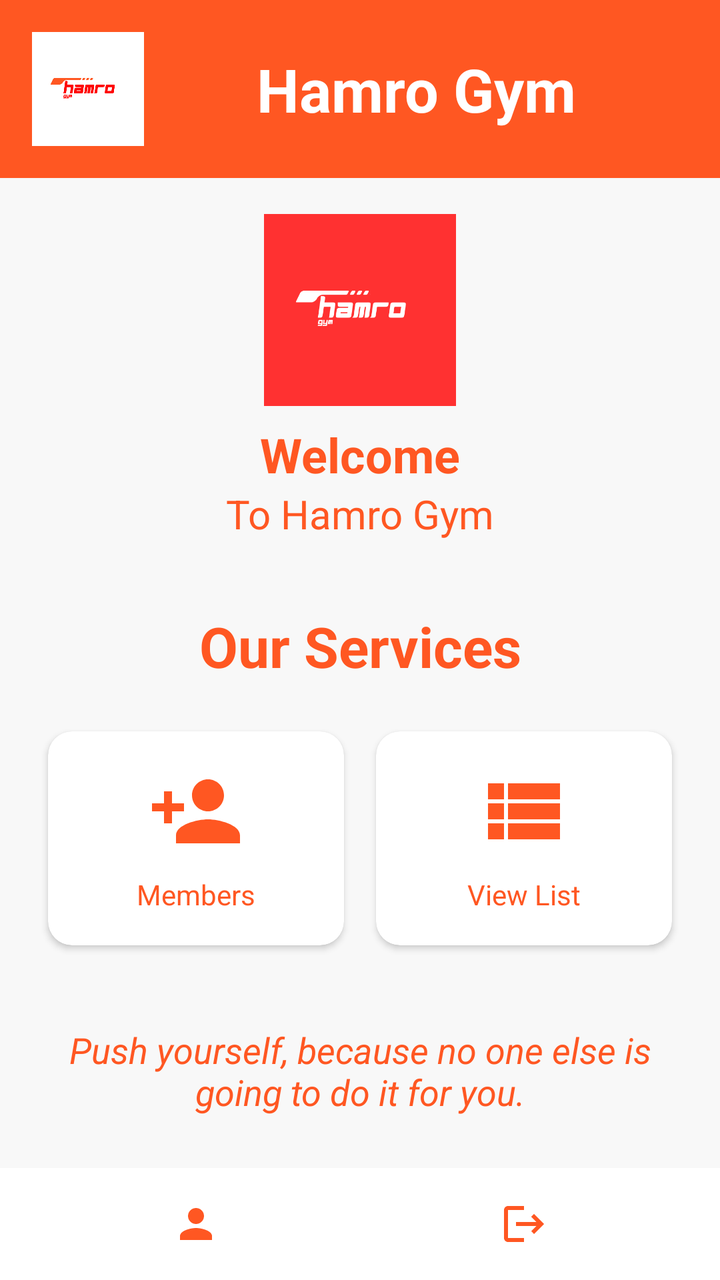
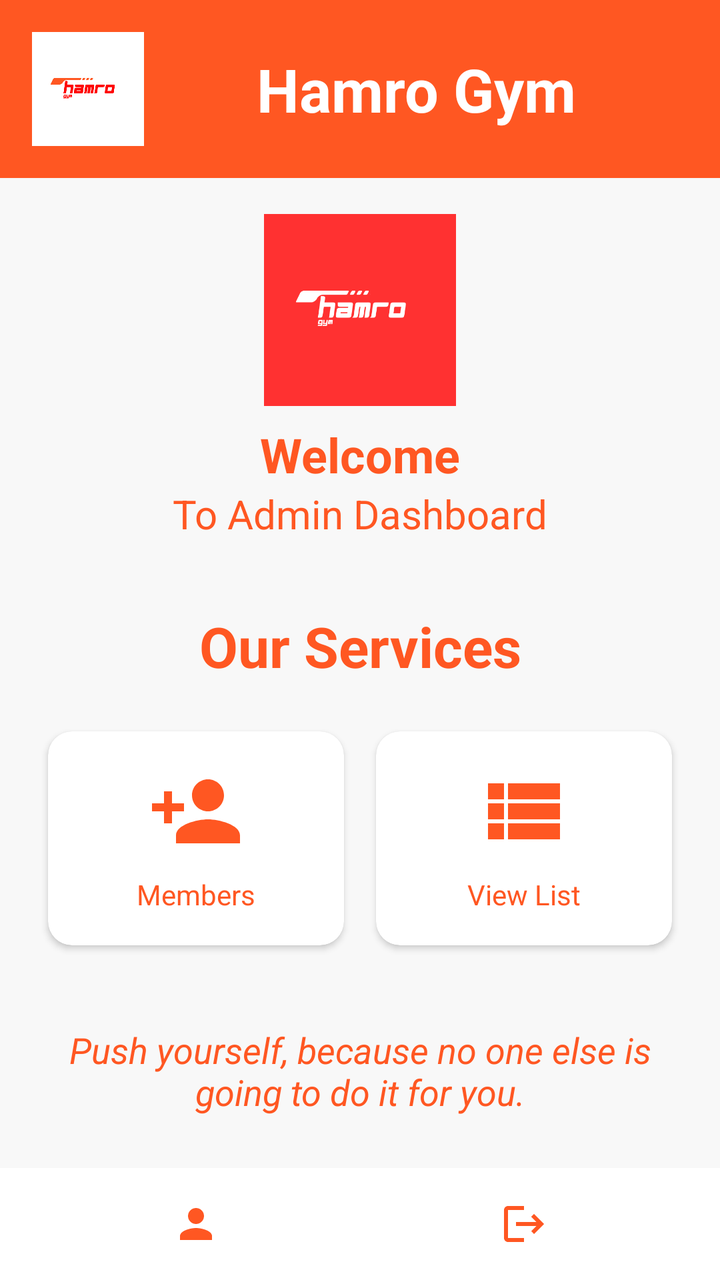

An Android layout rendered at two revisions. The XML below is the earlier revision; the diff shows what the commit changed to produce the second picture.
<!-- AndroidManifest.xml: application theme Theme.MyKotlin -->
<!-- res/layout/activity_dashboard.xml -->
<?xml version="1.0" encoding="utf-8"?>
<androidx.constraintlayout.widget.ConstraintLayout xmlns:android="http://schemas.android.com/apk/res/android"
    xmlns:app="http://schemas.android.com/apk/res-auto"
    xmlns:tools="http://schemas.android.com/tools"
    android:id="@+id/main"
    android:layout_width="match_parent"
    android:layout_height="match_parent"
    android:background="@color/lightWhite">

    
    <LinearLayout
        android:id="@+id/headerLayout"
        android:layout_width="match_parent"
        android:layout_height="wrap_content"
        android:orientation="horizontal"
        android:gravity="center_vertical"
        app:layout_constraintTop_toTopOf="parent"
        android:background="@color/red"
        android:padding="16dp">

        <ImageView
            android:id="@+id/logoImage"
            android:layout_width="56dp"
            android:layout_height="57dp"
            android:background="@color/white"
            app:srcCompat="@drawable/logo" /> 

        <TextView
            android:id="@+id/gymApp"
            android:layout_width="0dp"
            android:layout_height="wrap_content"
            android:layout_weight="1"
            android:gravity="center"
            android:text="Hamro Gym"
            android:textColor="@color/white"
            android:textSize="30sp"
            android:textStyle="bold" />
    </LinearLayout>

    
    <ScrollView
        android:id="@+id/mainContent"
        android:layout_width="match_parent"
        android:layout_height="0dp"
        app:layout_constraintTop_toBottomOf="@id/headerLayout"
        app:layout_constraintBottom_toTopOf="@id/bottomNavigation">

        <LinearLayout
            android:layout_width="match_parent"
            android:layout_height="wrap_content"
            android:orientation="vertical"
            android:gravity="center">

            
            <LinearLayout
                android:id="@+id/profileSection"
                android:layout_width="match_parent"
                android:layout_height="wrap_content"
                android:orientation="vertical"
                android:gravity="center"
                android:padding="18dp">

                <ImageView
                    android:id="@+id/profile"
                    android:layout_width="96dp"
                    android:layout_height="96dp"
                    android:background="@color/white"
                    app:srcCompat="@drawable/logo1" /> 

                <TextView
                    android:layout_width="wrap_content"
                    android:layout_height="wrap_content"
                    android:layout_marginTop="8dp"
                    android:text="Welcome"
                    android:textColor="@color/red"
                    android:textSize="24sp"
                    android:textStyle="bold" />

                <TextView
                    android:layout_width="wrap_content"
                    android:layout_height="wrap_content"
                    android:text="To Hamro Gym"
                    android:textColor="@color/red"
                    android:textSize="20sp" />
            </LinearLayout>

            
            <TextView
                android:id="@+id/gymServicesTitle"
                android:layout_width="match_parent"
                android:layout_height="wrap_content"
                android:layout_marginTop="16dp"
                android:text="Our Services"
                android:gravity="center"
                android:textColor="@color/red"
                android:textSize="28sp"
                android:textStyle="bold" />

            <LinearLayout
                android:id="@+id/gymServicesRow"
                android:layout_width="match_parent"
                android:layout_height="wrap_content"
                android:layout_margin="16dp"
                android:gravity="center"
                android:orientation="horizontal">

                
                <androidx.cardview.widget.CardView
                    android:id="@+id/memberRegister"
                    android:layout_width="0dp"
                    android:layout_height="wrap_content"
                    android:layout_weight="1"
                    android:layout_margin="8dp"
                    app:cardCornerRadius="12dp">

                    <LinearLayout
                        android:layout_width="match_parent"
                        android:layout_height="wrap_content"
                        android:orientation="vertical"
                        android:gravity="center"
                        android:padding="16dp">

                        <ImageView
                            android:layout_width="48dp"
                            android:layout_height="48dp"
                            android:src="@drawable/baseline_person_add_24"
                            app:tint="@color/red" />

                        <TextView
                            android:layout_width="wrap_content"
                            android:layout_height="wrap_content"
                            android:layout_marginTop="8dp"
                            android:text="Members"
                            android:textColor="@color/red"
                            android:textSize="14sp" />
                    </LinearLayout>
                </androidx.cardview.widget.CardView>

                
                <androidx.cardview.widget.CardView
                    android:id="@+id/viewMemberList"
                    android:layout_width="0dp"
                    android:layout_height="wrap_content"
                    android:layout_weight="1"
                    android:layout_margin="8dp"
                    app:cardCornerRadius="12dp">

                    <LinearLayout
                        android:layout_width="match_parent"
                        android:layout_height="wrap_content"
                        android:orientation="vertical"
                        android:gravity="center"
                        android:padding="16dp">

                        <ImageView
                            android:layout_width="48dp"
                            android:layout_height="48dp"
                            android:src="@drawable/baseline_view_list_24"
                            app:tint="@color/red" />

                        <TextView
                            android:layout_width="wrap_content"
                            android:layout_height="wrap_content"
                            android:layout_marginTop="8dp"
                            android:text="View List"
                            android:textColor="@color/red"
                            android:textSize="14sp" />
                    </LinearLayout>
                </androidx.cardview.widget.CardView>


            </LinearLayout>

            
            <LinearLayout
                android:layout_width="match_parent"
                android:layout_height="wrap_content"
                android:orientation="vertical"
                android:gravity="center"
                android:padding="16dp">

                <TextView
                    android:layout_width="wrap_content"
                    android:layout_height="wrap_content"
                    android:text="Push yourself, because no one else is going to do it for you."
                    android:textColor="@color/red"
                    android:textSize="18sp"
                    android:gravity="center"
                    android:textStyle="italic" />
            </LinearLayout>

        </LinearLayout>
    </ScrollView>

    
    <FrameLayout
        android:id="@+id/fragmentContainer"
        android:layout_width="match_parent"
        android:layout_height="match_parent"
        android:visibility="gone" /> 

    
    <LinearLayout
        android:id="@+id/bottomNavigation"
        android:layout_width="match_parent"
        android:layout_height="wrap_content"
        android:background="@color/white"
        android:orientation="horizontal"
        android:padding="16dp"
        app:layout_constraintBottom_toBottomOf="parent">

        <ImageView
            android:id="@+id/btnProfile"
            android:layout_width="0dp"
            android:layout_height="24dp"
            android:layout_weight="1"
            app:tint="@color/red"
            android:src="@drawable/baseline_person_24" />


        <ImageView
            android:id="@+id/btnLogout"
            android:layout_width="0dp"
            android:layout_height="24dp"
            android:layout_weight="1"
            android:src="@drawable/baseline_logout_24"
            app:tint="@color/red" />

    </LinearLayout>

</androidx.constraintlayout.widget.ConstraintLayout>
<!-- resources referenced by this layout -->
<resources>
  <color name="lightWhite">#F8F8F8</color>
  <color name="red">#FF5722</color>
  <color name="white">#FFFFFFFF</color>
  <!-- drawable baseline_logout_24 (drawable) -->
  <vector xmlns:android="http://schemas.android.com/apk/res/android" android:autoMirrored="true" android:height="24dp" android:tint="#000000" android:viewportHeight="24" android:viewportWidth="24" android:width="24dp">
        
      <path android:fillColor="@android:color/white" android:pathData="M17,7l-1.41,1.41L18.17,11H8v2h10.17l-2.58,2.58L17,17l5,-5zM4,5h8V3H4c-1.1,0 -2,0.9 -2,2v14c0,1.1 0.9,2 2,2h8v-2H4V5z"/>
      
  </vector>
  <!-- drawable baseline_person_24 (drawable) -->
  <vector xmlns:android="http://schemas.android.com/apk/res/android" android:height="24dp" android:tint="#000000" android:viewportHeight="24" android:viewportWidth="24" android:width="24dp">
        
      <path android:fillColor="@android:color/white" android:pathData="M12,12c2.21,0 4,-1.79 4,-4s-1.79,-4 -4,-4 -4,1.79 -4,4 1.79,4 4,4zM12,14c-2.67,0 -8,1.34 -8,4v2h16v-2c0,-2.66 -5.33,-4 -8,-4z"/>
      
  </vector>
  <!-- drawable baseline_person_add_24 (drawable) -->
  <vector xmlns:android="http://schemas.android.com/apk/res/android" android:height="24dp" android:tint="#000000" android:viewportHeight="24" android:viewportWidth="24" android:width="24dp">
        
      <path android:fillColor="@android:color/white" android:pathData="M15,12c2.21,0 4,-1.79 4,-4s-1.79,-4 -4,-4 -4,1.79 -4,4 1.79,4 4,4zM6,10L6,7L4,7v3L1,10v2h3v3h2v-3h3v-2L6,10zM15,14c-2.67,0 -8,1.34 -8,4v2h16v-2c0,-2.66 -5.33,-4 -8,-4z"/>
      
  </vector>
  <!-- drawable baseline_view_list_24 (drawable) -->
  <vector xmlns:android="http://schemas.android.com/apk/res/android" android:autoMirrored="true" android:height="24dp" android:tint="#000000" android:viewportHeight="24" android:viewportWidth="24" android:width="24dp">
        
      <path android:fillColor="@android:color/white" android:pathData="M3,14h4v-4H3V14zM3,19h4v-4H3V19zM3,9h4V5H3V9zM8,14h13v-4H8V14zM8,19h13v-4H8V19zM8,5v4h13V5H8z"/>
      
  </vector>
  <!-- drawable logo: png bitmap (drawable, 8504 bytes) -->
  <!-- drawable logo1: png bitmap (drawable, 8483 bytes) -->
  <style name="Theme.MyKotlin" parent="Base.Theme.MyKotlin" />
  <style name="Base.Theme.MyKotlin" parent="Theme.Material3.DayNight.NoActionBar">
          
          
      </style>
</resources>

<!-- the commit's change to res/layout/activity_dashboard.xml (unified diff, before → after) -->
@@ -79,7 +79,7 @@
                 <TextView
                     android:layout_width="wrap_content"
                     android:layout_height="wrap_content"
-                    android:text="To Hamro Gym"
+                    android:text="To Admin Dashboard"
                     android:textColor="@color/red"
                     android:textSize="20sp" />
             </LinearLayout>
